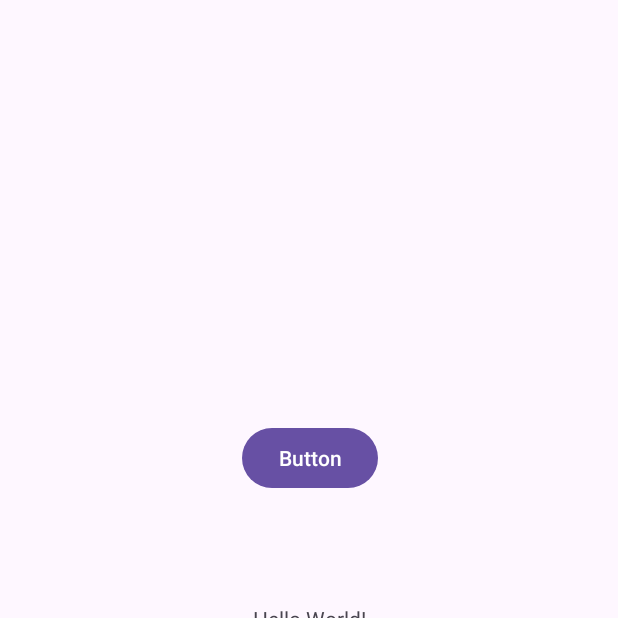
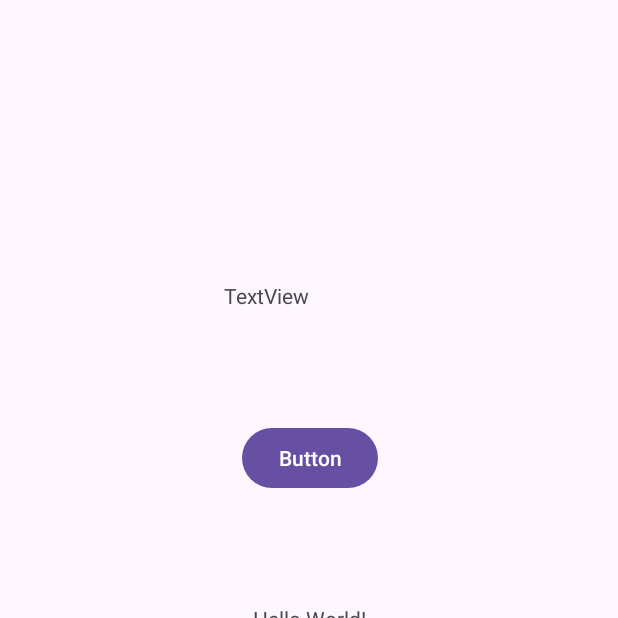
Before and after one commit to ElianaFlorencia/TEST_APP, an Android app: the screen it shows after launch (MainActivity), on a phone screen of 412 x 824 dp, the top half of it. Run offline under Robolectric (Android 15) with nearby library versions, the phone set to English and light mode, and no system bars.

Commit message:
new textview y branch

```diff
--- a/app/src/main/res/layout/activity_main.xml
+++ b/app/src/main/res/layout/activity_main.xml
@@ -44,4 +44,20 @@
         app:layout_constraintStart_toStartOf="parent"
         app:layout_constraintTop_toBottomOf="@+id/textView" />
 
+    <TextView
+        android:id="@+id/textView2"
+        android:layout_width="113dp"
+        android:layout_height="34dp"
+        android:layout_marginStart="149dp"
+        android:layout_marginTop="164dp"
+        android:layout_marginEnd="149dp"
+        android:layout_marginBottom="60dp"
+        android:text="TextView"
+        app:layout_constraintBottom_toTopOf="@+id/button"
+        app:layout_constraintEnd_toEndOf="parent"
+        app:layout_constraintHorizontal_bias="1.0"
+        app:layout_constraintStart_toStartOf="parent"
+        app:layout_constraintTop_toTopOf="parent"
+        app:layout_constraintVertical_bias="1.0" />
+
 </androidx.constraintlayout.widget.ConstraintLayout>
```
